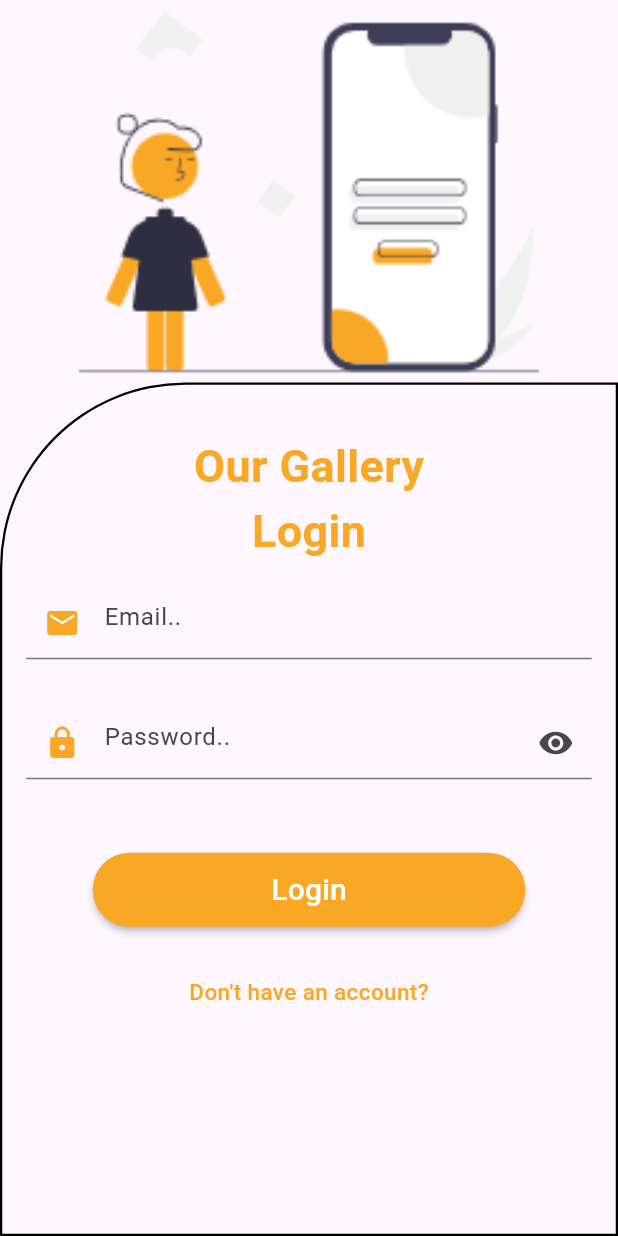
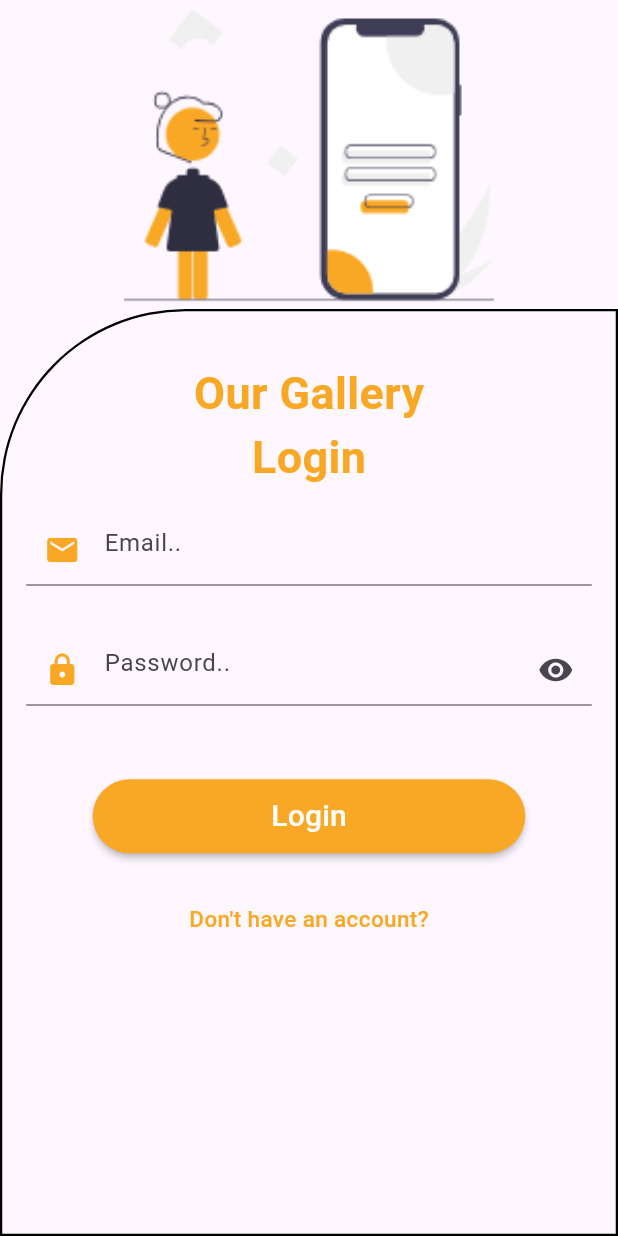
Before and after one commit to Boahen123/our_gallery, a Flutter app: the screen it shows after launch, on a phone screen of 412 x 824 dp. Run offline on Flutter 3.47's test engine with Material 2 defaults, Android fonts, the phone set to English and light mode, and no system bars; our stand-ins replace flutter_svg_provider.

Commit message:
implementing scrollable page for sign up

```diff
--- a/lib/screens/login_screen.dart
+++ b/lib/screens/login_screen.dart
@@ -31,18 +31,18 @@ class _LoginScreenState extends State<LoginScreen> {
             currentFocus.unfocus();
           }
         },
-          child: Scaffold(
-            resizeToAvoidBottomInset: false,
-            body: Column(children: <Widget>[
-              illustration('login.svg', _deviceHeight),
-              Container(
+        child: Column(children: <Widget>[
+          Flexible(flex: 1, child: illustration('login.svg', _deviceHeight)),
+          Flexible(
+            flex: 3,
+            child: Container(
               decoration: BoxDecoration(
                 borderRadius: BorderRadius.only(
                   topLeft: Radius.circular(_deviceWidth! * 0.3),
                 ),
                 border: Border.all(color: Colors.black, width: 1.5),
               ),
-                height: _deviceHeight! * 0.6905,
+              // height: _deviceHeight! * 0.6905,
               child: Center(
                   child: Column(
                 mainAxisAlignment: MainAxisAlignment.start,
@@ -66,9 +66,10 @@ class _LoginScreenState extends State<LoginScreen> {
                 ],
               )),
             ),
+          ),
         ]),
       ),
-        ));
+    );
   }
 
   Widget _loginForm() {
--- a/lib/widgets/illustration.dart
+++ b/lib/widgets/illustration.dart
@@ -3,14 +3,12 @@ import 'package:flutter_svg_provider/flutter_svg_provider.dart';
 
 /// Returns an illustration widget
 Widget illustration(String image, double? deviceHeight) {
-  return Expanded(
-    child: Container(
-      height: deviceHeight! * 0.3095,
-      decoration: BoxDecoration(
-        image: DecorationImage(
-          image: Svg('assets/images/$image', size: const Size(120, 100)),
-          fit: BoxFit.contain,
-        ),
+  return Container(
+    height: deviceHeight! * 0.3095,
+    decoration: BoxDecoration(
+      image: DecorationImage(
+        image: Svg('assets/images/$image', size: const Size(120, 100)),
+        fit: BoxFit.contain,
       ),
     ),
   );
--- a/pubspec.yaml
+++ b/pubspec.yaml
@@ -36,6 +36,7 @@ dependencies:
   cupertino_icons: ^1.0.2
   flutter_svg: '0.22.0'
   flutter_svg_provider: '0.1.9'
+  file_picker: ^5.3.2
 
 dev_dependencies:
   flutter_test:
```
Also changed, not shown: lib/screens/register_screen.dart (+31 -6 lines). Lines whose indentation alone changed are shown as unchanged.
